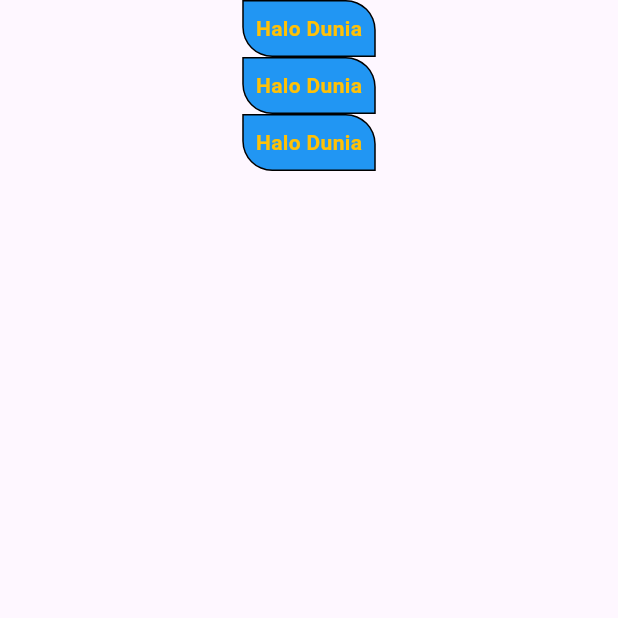
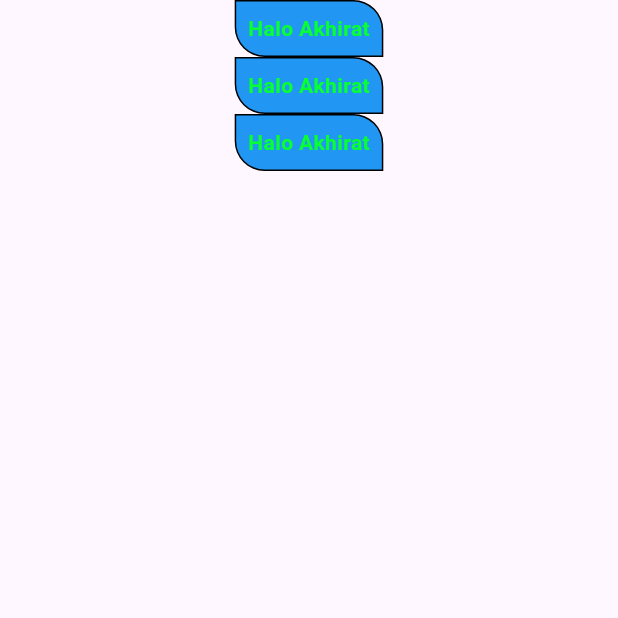
Before and after one commit to wahyudi361/ppb_teori, a Flutter app: the screen it shows after launch, on a phone screen of 412 x 824 dp, the top half of it. Run offline on Flutter 3.47's test engine with Material 3 defaults, Android fonts, the phone set to English and light mode, and no system bars.

Commit message:
first init github

```diff
--- a/lib/home_page.dart
+++ b/lib/home_page.dart
@@ -31,8 +31,10 @@ class LeafBorderText extends StatelessWidget {
       child: const Padding(
         padding: EdgeInsets.all(8.0),
         child: Text(
-          "Halo Dunia",
-          style: TextStyle(color: Colors.amber, fontWeight: FontWeight.bold),
+          "Halo Akhirat",
+          style: TextStyle(
+              color: Color.fromARGB(255, 7, 255, 52),
+              fontWeight: FontWeight.bold),
         ),
       ),
     );
```
